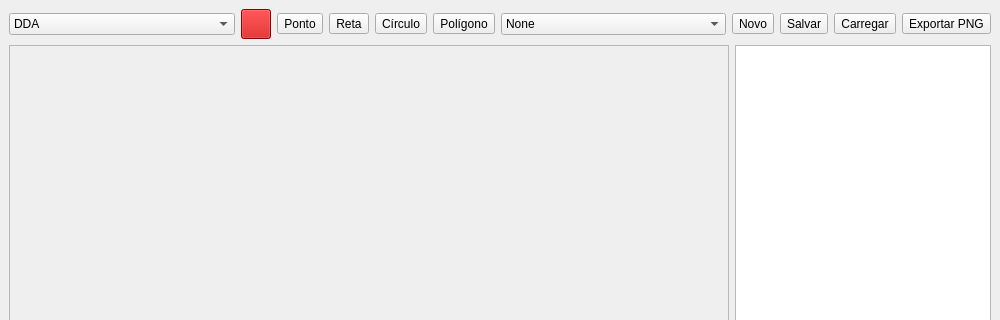
The window that ui/editor.ui (PedroHeinrichSP/TP1CG) describes before a commit, drawn with Qt 5; both pictures show x 0 to 1000 and y 0 to 320 of the 1000 by 700 pixel window.
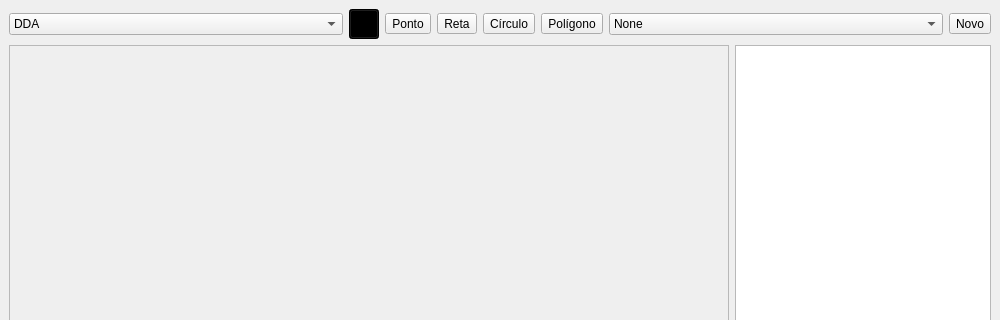
The same window after the commit.

The edit to the form file:
```diff
--- a/ui/editor.ui
+++ b/ui/editor.ui
@@ -43,7 +43,7 @@
          </size>
         </property>
         <property name="styleSheet">
-         <string notr="true">background: rgb(200,0,0);</string>
+         <string notr="true">background: rgba(0, 0, 0, 1);</string>
         </property>
        </widget>
       </item>
@@ -85,21 +85,6 @@
         <property name="text"><string>Novo</string></property>
        </widget>
       </item>
-      <item>
-       <widget class="QToolButton" name="btnSave">
-        <property name="text"><string>Salvar</string></property>
-       </widget>
-      </item>
-      <item>
-       <widget class="QToolButton" name="btnLoad">
-        <property name="text"><string>Carregar</string></property>
-       </widget>
-      </item>
-      <item>
-       <widget class="QToolButton" name="btnExport">
-        <property name="text"><string>Exportar PNG</string></property>
-       </widget>
-      </item>
      </layout>
     </item>
     <item>
```
